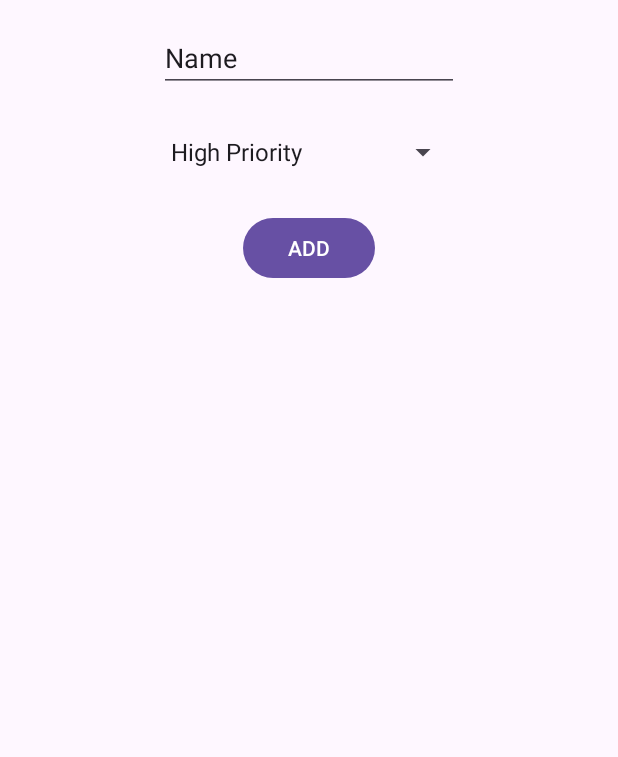
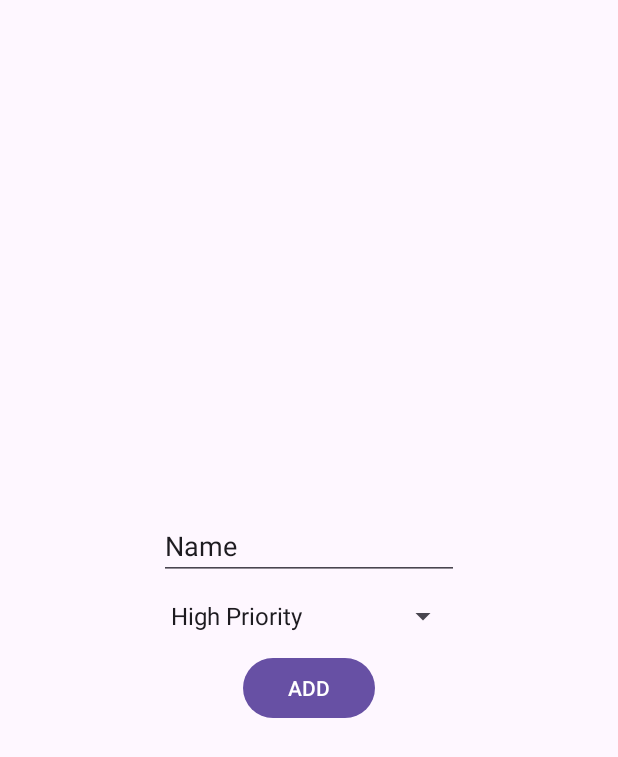
Before and after one commit to geisonbruno/To-do-list, an Android app: the AddFragment screen opened through its navigation route, on a phone screen of 412 x 824 dp. Shown: the top 757 px of the screen. Run offline under Robolectric (Android 15) with nearby library versions, the phone set to English and light mode, and no system bars; our stand-ins replace Dagger/Hilt's generated code, data binding.

Commit message:
style: Tela Add Task, estilizada

```diff
--- a/app/src/main/java/com/example/to_do/TodoApplication.kt
+++ b/app/src/main/java/com/example/to_do/TodoApplication.kt
@@ -5,5 +5,4 @@ import dagger.hilt.android.HiltAndroidApp
 
 @HiltAndroidApp
 class TodoApplication : Application() {
-    // Aqui você pode inicializar coisas que precisam estar prontas quando o app iniciar
 }
--- a/app/src/main/res/layout/fragment_add.xml
+++ b/app/src/main/res/layout/fragment_add.xml
@@ -12,41 +12,39 @@
         android:layout_height="match_parent"
         tools:context=".ui.add.AddFragment">
 
-
+        <!-- Use a vertical chain to align items vertically -->
+        <!-- Adicione o chainStyle no primeiro elemento da cadeia -->
         <EditText
             android:id="@+id/edt_task"
             android:layout_width="200dp"
             android:layout_height="wrap_content"
-            android:layout_marginTop="16dp"
-            android:ems="10"
             android:hint="Enter Task"
             android:inputType="text"
             android:text="Name"
             app:layout_constraintEnd_toEndOf="parent"
-            app:layout_constraintHorizontal_bias="0.5"
             app:layout_constraintStart_toStartOf="parent"
-            app:layout_constraintTop_toTopOf="parent" />
+            app:layout_constraintTop_toTopOf="parent"
+            app:layout_constraintBottom_toTopOf="@id/spinner"
+            app:layout_constraintVertical_chainStyle="packed" />
 
         <Spinner
             android:id="@+id/spinner"
             android:layout_width="200dp"
             android:layout_height="wrap_content"
-            android:layout_marginTop="16dp"
             android:entries="@array/priorities"
             app:layout_constraintEnd_toEndOf="parent"
-            app:layout_constraintHorizontal_bias="0.5"
             app:layout_constraintStart_toStartOf="parent"
-            app:layout_constraintTop_toBottomOf="@+id/edt_task" />
+            app:layout_constraintTop_toBottomOf="@id/edt_task"
+            app:layout_constraintBottom_toTopOf="@id/btn_add" />
 
         <Button
             android:id="@+id/btn_add"
             android:layout_width="wrap_content"
             android:layout_height="wrap_content"
-            android:layout_marginTop="16dp"
             android:text="ADD"
             app:layout_constraintEnd_toEndOf="parent"
-            app:layout_constraintHorizontal_bias="0.5"
             app:layout_constraintStart_toStartOf="parent"
-            app:layout_constraintTop_toBottomOf="@+id/spinner" />
+            app:layout_constraintTop_toBottomOf="@id/spinner"
+            app:layout_constraintBottom_toBottomOf="parent" />
     </androidx.constraintlayout.widget.ConstraintLayout>
 </layout>
```
